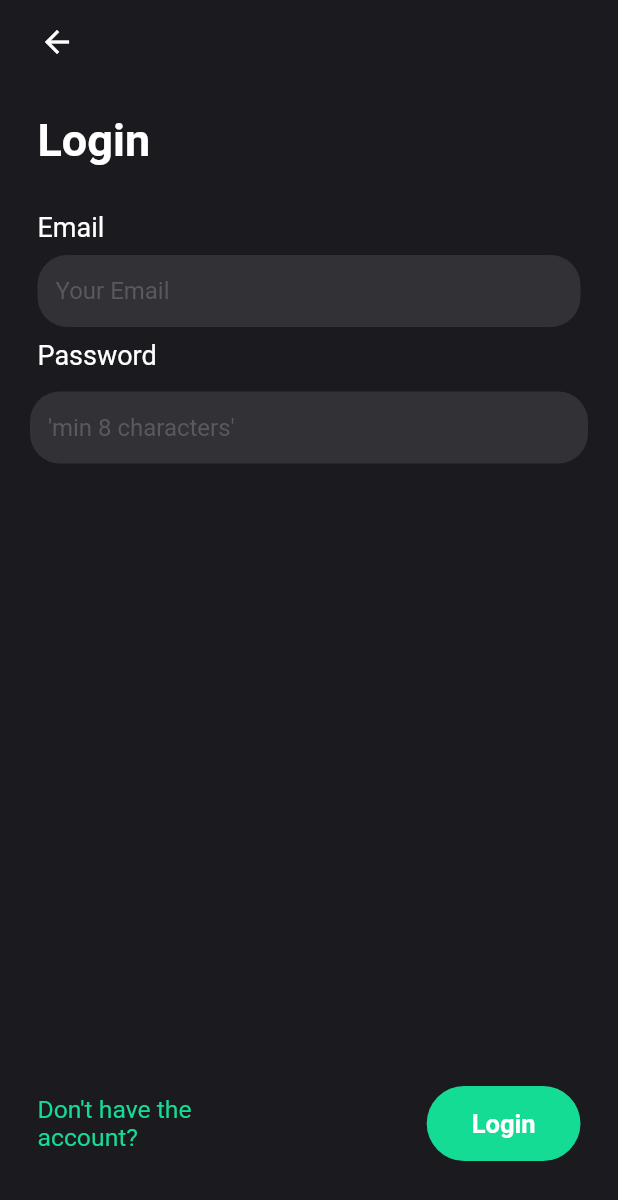
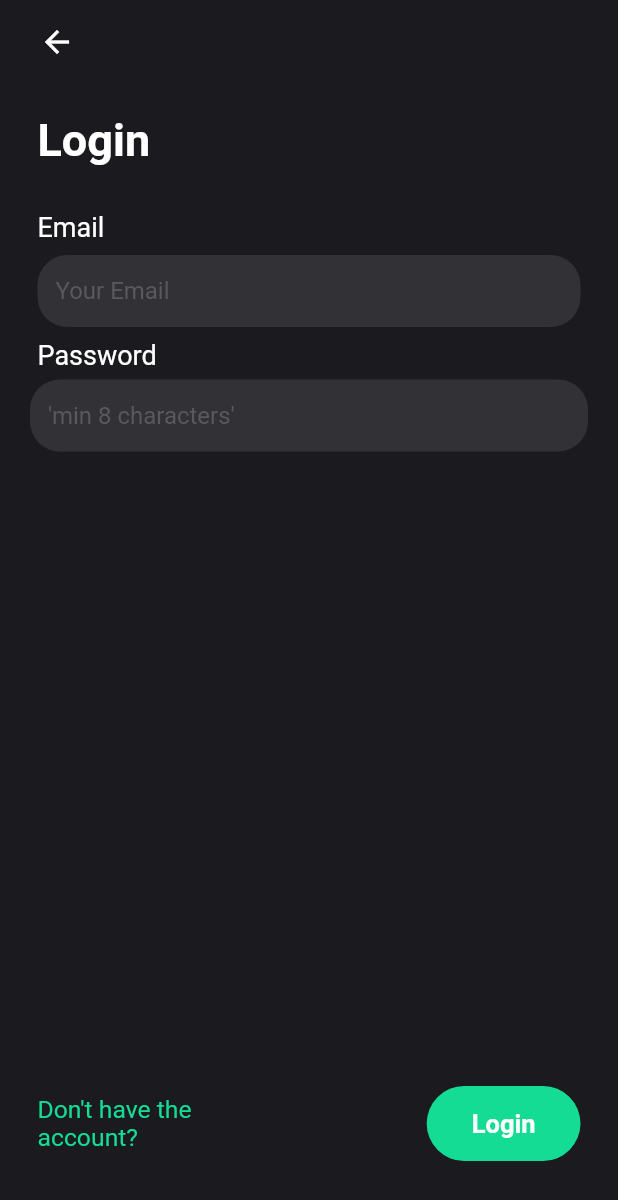
Before and after one commit to alperefesahin/podcast_app_case, a Flutter app: the screen it shows after launch, after a tap on "Skip", after a tap on "Next", on a phone screen of 412 x 824 dp. Shown: the top 1200 px of the screen. Run offline on Flutter 3.47's test engine with Material 2 defaults, Android fonts, the phone set to English and light mode, and no system bars; drawn by our look-alikes of auto_size_text; our stand-ins replace auto_route, bloc, flutter_bloc, formz, freezed_annotation, introduction_screen.

Commit message:
fix: password text fix for UI

```diff
--- a/lib/presentation/pages/login/widgets/login_page_body.dart
+++ b/lib/presentation/pages/login/widgets/login_page_body.dart
@@ -32,7 +32,7 @@ class LoginPageBody extends StatelessWidget {
             ),
             EmailInputField(state: state),
             textWidget(
-              padding: const EdgeInsets.only(bottom: 8, top: 8, left: 25),
+              padding: const EdgeInsets.only(top: 8, left: 25),
               text: passwordText,
               textStyle: const TextStyle(fontSize: 18, fontWeight: FontWeight.w400, color: whiteColor),
             ),
```
